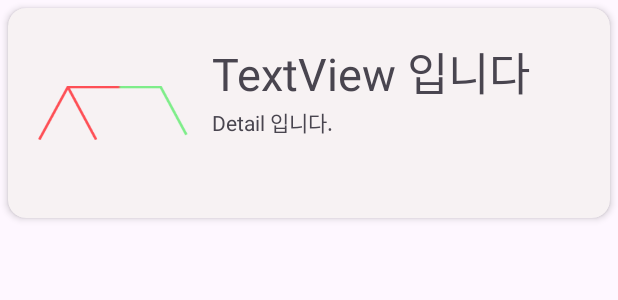
After one commit to suyeon1128/campingMaster, an Android app: the layout listview_campsite.xml on its own in the app's theme, with its tools: preview values and no code run, on a phone screen of 412 x 824 dp. The commit adds this screen. Shown: the top 300 px of the screen. Run offline under Robolectric (Android 15) with nearby library versions, the phone set to English and light mode, and no system bars.

Commit message:
[FEAT] 리사이클러뷰 추가

```diff
--- a/app/src/main/java/com/example/campingmaster/api/RetrofitService.java
+++ b/app/src/main/java/com/example/campingmaster/api/RetrofitService.java
@@ -9,6 +9,7 @@ import com.example.campingmaster.api.member.dto.SignUpRequestDto;
 import com.example.campingmaster.api.member.dto.SignUpResponseDto;
 
 import java.util.List;
+import java.util.Map;
 
 import retrofit2.Call;
 import retrofit2.http.Body;
@@ -26,7 +27,7 @@ public interface RetrofitService {
 
     @GET("/basedList")
     Call<List<CampingSiteDto>> searchBasedList();
-    @GET("/api/executeQuery")
-    Call<List<CampingSiteDto>> searchQuery(@Body String sqlQuery);
+    @GET("/executeQuery")
+    Call<List<CampingSiteDto>> searchQuery(@Body Map<String, Object> query);
 
 }
--- a/app/src/main/res/layout/item_camping_site.xml
+++ b/app/src/main/res/layout/fragment_campsite_result.xml
@@ -5,7 +5,7 @@
     >
 
     <androidx.recyclerview.widget.RecyclerView
-        android:id="@+id/recyclerView"
+        android:id="@+id/campsite_list"
         android:layout_width="match_parent"
         android:layout_height="match_parent"
         android:layout_margin="16dp"/>
--- /dev/null
+++ b/app/src/main/res/layout/listview_campsite.xml
@@ -0,0 +1,53 @@
+<?xml version="1.0" encoding="utf-8"?>
+
+<androidx.cardview.widget.CardView xmlns:android="http://schemas.android.com/apk/res/android"
+    xmlns:card_view="http://schemas.android.com/apk/res-auto"
+    android:id="@+id/card_view"
+    android:layout_width="match_parent"
+    android:layout_height="wrap_content"
+    android:layout_margin="5dp"
+    card_view:cardBackgroundColor="#f7f2f3"
+    card_view:cardCornerRadius="12dp"
+    card_view:cardElevation="3dp"
+    card_view:contentPadding="4dp">
+
+    <RelativeLayout
+        android:id="@+id/touchCampsite"
+        android:layout_width="match_parent"
+        android:layout_height="wrap_content"
+        android:padding="16dp">
+
+        <ImageView
+            android:id="@+id/item_image"
+            android:layout_width="100dp"
+            android:layout_height="100dp"
+            android:layout_alignParentStart="true"
+            android:layout_alignParentLeft="true"
+            android:layout_alignParentTop="true"
+            android:layout_marginEnd="16dp"
+            android:layout_marginRight="16dp"
+            android:src="@drawable/logo_img" />
+
+
+        <TextView
+            android:id="@+id/item_title"
+            android:layout_width="wrap_content"
+            android:layout_height="wrap_content"
+            android:layout_alignParentTop="true"
+            android:layout_toEndOf="@+id/item_image"
+            android:layout_toRightOf="@id/item_image"
+            android:text="TextView 입니다"
+            android:textSize="30sp" />
+
+        <TextView
+            android:id="@+id/item_detail"
+            android:layout_width="wrap_content"
+            android:layout_height="wrap_content"
+            android:layout_below="@+id/item_title"
+            android:layout_toEndOf="@+id/item_image"
+            android:layout_toRightOf="@+id/item_image"
+            android:text="Detail 입니다." />
+
+    </RelativeLayout>
+
+</androidx.cardview.widget.CardView>
```
Also changed, not shown: app/src/main/java/com/example/campingmaster/adapter/CampingSiteAdapter.java (+7 -5 lines), app/src/main/java/com/example/campingmaster/api/gocamping/dto/CampingSiteDto.java (+57 -19 lines), app/src/main/java/com/example/campingmaster/api/gocamping/dto/CampsiteListDto.java (added, +15 -0 lines), app/src/main/java/com/example/campingmaster/fragment/CampsiteResultFragment.java (added, +36 -0 lines), app/src/main/java/com/example/campingmaster/fragment/MainFragment.java (+21 -14 lines), app/src/main/res/layout/item_serach_term.xml (deleted, +0 -8 lines).
